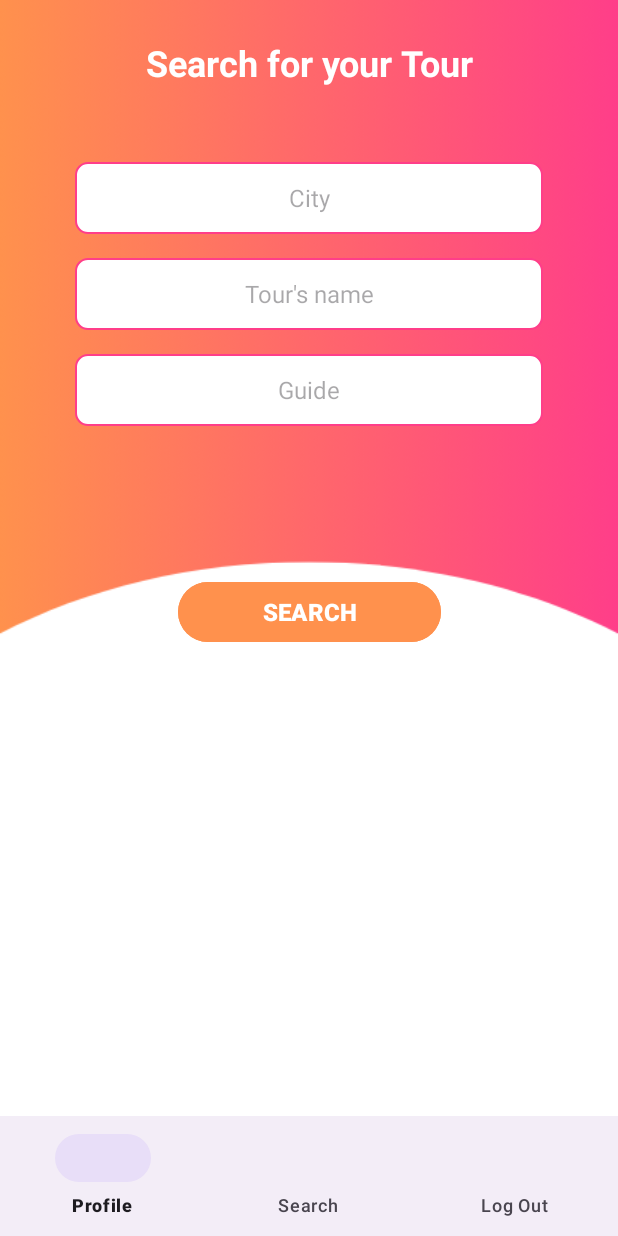
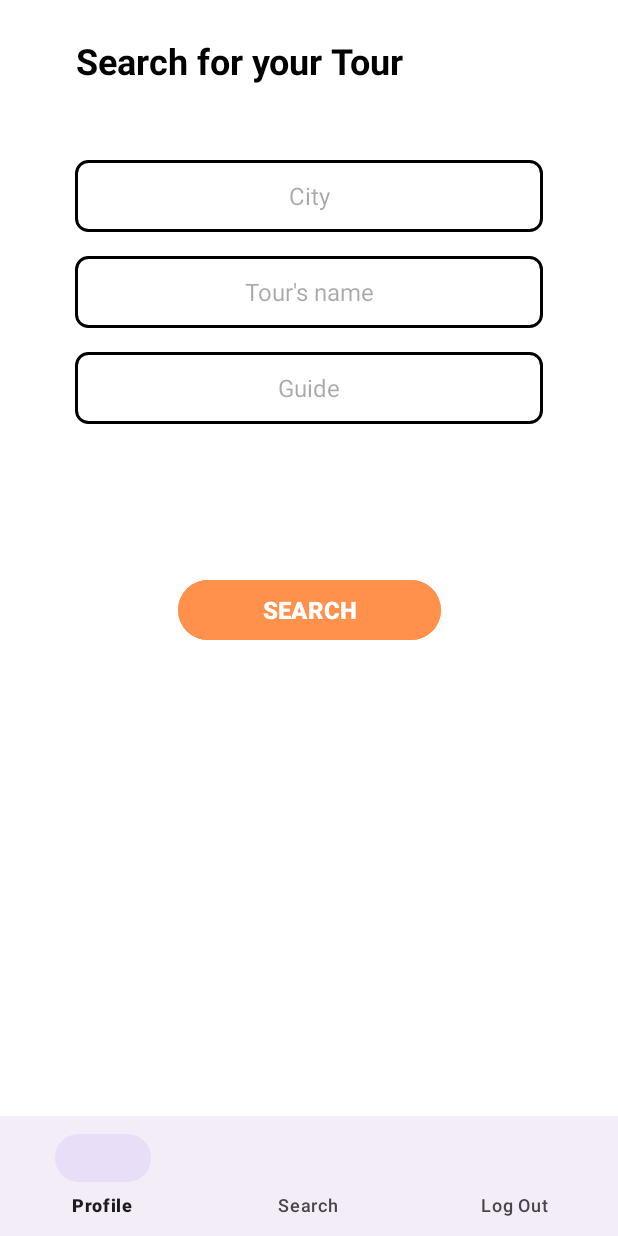
Before and after one commit to iamcristinanr/ANDROIDcitysound, an Android app: the SearchTour screen opened directly, with no data from a screen before it, on a phone screen of 412 x 824 dp. Run offline under Robolectric (Android 15) with nearby library versions, the light colour scheme and no system bars; our stand-ins replace Volley; network calls fail.

Commit message:
change designe

```diff
--- a/app/src/main/java/com/example/citysound/TourActivity.kt
+++ b/app/src/main/java/com/example/citysound/TourActivity.kt
@@ -63,9 +63,7 @@ class TourActivity : AppCompatActivity() {
         var isPaused = false
 
 
-
-
-        fun reproducirAudio(tourId: Int, context: Context, mediaPlayer: MediaPlayer, playTourButton: Button) {
+        fun reproducirAudioTour(tourId: Int, context: Context, mediaPlayer: MediaPlayer, playTourButton: Button) {
             val url = "http://192.168.0.10:8000/api/tours/$tourId/"
 
             // Configurar una cola de solicitudes Volley
@@ -138,7 +136,7 @@ class TourActivity : AppCompatActivity() {
         playTourButton.setOnClickListener {
             if (!mediaPlayer.isPlaying && !isPaused) {
                 // Si no se está reproduciendo y no está pausado, comenzar desde el principio
-                reproducirAudio(tourId, this, mediaPlayer, playTourButton)
+                reproducirAudioTour(tourId, this, mediaPlayer, playTourButton)
                 playTourButton.text = "Pause"
             } else if (!isPaused) {
                 // Si no está pausado, pausarlo y actualizar el texto del botón
--- a/app/src/main/res/drawable/rounded_edittext.xml
+++ b/app/src/main/res/drawable/rounded_edittext.xml
@@ -1,9 +1,19 @@
-<shape xmlns:android="http://schemas.android.com/apk/res/android"
-    android:shape="rectangle">
-    <corners android:radius="8dp" /> <!-- Define el radio del borde -->
-    <solid android:color="@android:color/white" /> <!-- Color de fondo -->
-    <stroke
-        android:width="1dp"
-        android:color="@color/pink"
-        /> <!-- Color del borde -->
-</shape>
+<layer-list xmlns:android="http://schemas.android.com/apk/res/android">
+    <item>
+        <!-- Fondo blanco -->
+        <shape android:shape="rectangle">
+            <solid android:color="@android:color/white" />
+            <corners android:radius="8dp" />
+        </shape>
+    </item>
+    <item>
+        <!-- Borde con sombreado -->
+        <shape android:shape="rectangle">
+            <solid android:color="@android:color/transparent" />
+            <stroke
+                android:width="2dp"
+                android:color="@color/black" />
+            <corners android:radius="8dp" />
+        </shape>
+    </item>
+</layer-list>
--- a/app/src/main/res/layout/activity_searchtour.xml
+++ b/app/src/main/res/layout/activity_searchtour.xml
@@ -6,31 +6,33 @@
     android:background="@android:color/white">
 
 
-    <ImageView
+    <!--<ImageView
         android:id="@+id/fndprofile"
         android:layout_width="match_parent"
         android:layout_height="match_parent"
-        android:background="@mipmap/fndprof" />
+        android:background="@mipmap/fndprof" />-->
 
     <TextView
         android:id="@+id/textViewSearchTitle"
         android:layout_width="wrap_content"
         android:layout_height="wrap_content"
+        android:layout_marginStart="10dp"
+        android:layout_marginTop="24dp"
         android:text="Search for your Tour"
+        android:textColor="@color/black"
         android:textSize="24sp"
         android:textStyle="bold"
-        android:textColor="@color/white"
-        app:layout_constraintTop_toTopOf="parent"
+        app:layout_constraintEnd_toEndOf="parent"
+        app:layout_constraintHorizontal_bias="0.222"
         app:layout_constraintStart_toStartOf="parent"
-        app:layout_constraintEnd_toEndOf="parent"
-        android:layout_marginTop="25dp"/>
+        app:layout_constraintTop_toTopOf="parent" />
 
     <EditText
         android:id="@+id/editTextCity"
         android:layout_width="0dp"
         android:layout_height="48dp"
         android:hint="City"
-        android:textColor="@color/pink"
+        android:textColor="@color/black"
         android:textSize="16sp"
         android:inputType="text"
         android:gravity="center"
@@ -48,7 +50,7 @@
         android:layout_width="0dp"
         android:layout_height="48dp"
         android:hint="Tour's name"
-        android:textColor="@color/pink"
+        android:textColor="@color/black"
         android:textSize="16sp"
         android:inputType="text"
         android:gravity="center"
@@ -65,7 +67,7 @@
         android:layout_width="0dp"
         android:layout_height="48dp"
         android:hint="Guide"
-        android:textColor="@color/pink"
+        android:textColor="@color/black"
         android:textSize="16sp"
         android:inputType="text"
         android:gravity="center"
```
Also changed, not shown: app/src/main/res/layout/activity_login.xml (+8 -4 lines), app/src/main/res/layout/activity_profile.xml (+8 -7 lines), app/src/main/res/layout/activity_signup.xml (+5 -3 lines), app/src/main/res/layout/activity_stops.xml (+24 -12 lines), app/src/main/res/layout/activity_tour.xml (+35 -15 lines).
